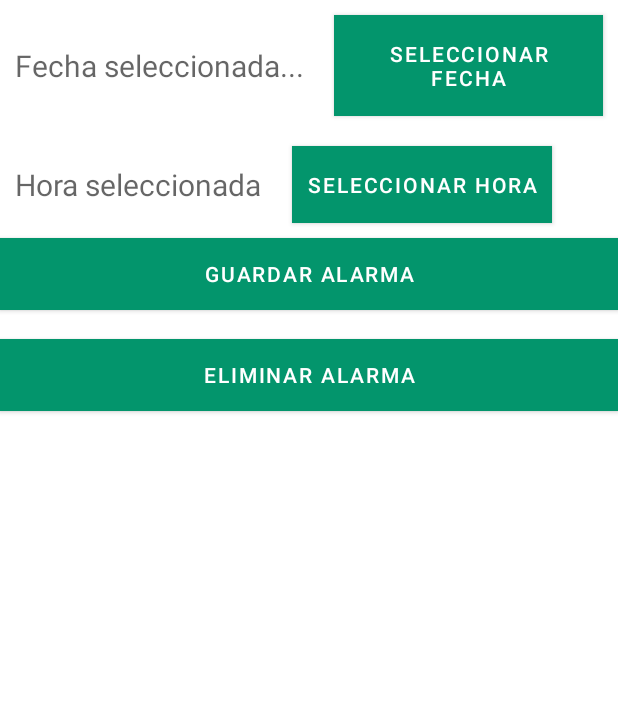
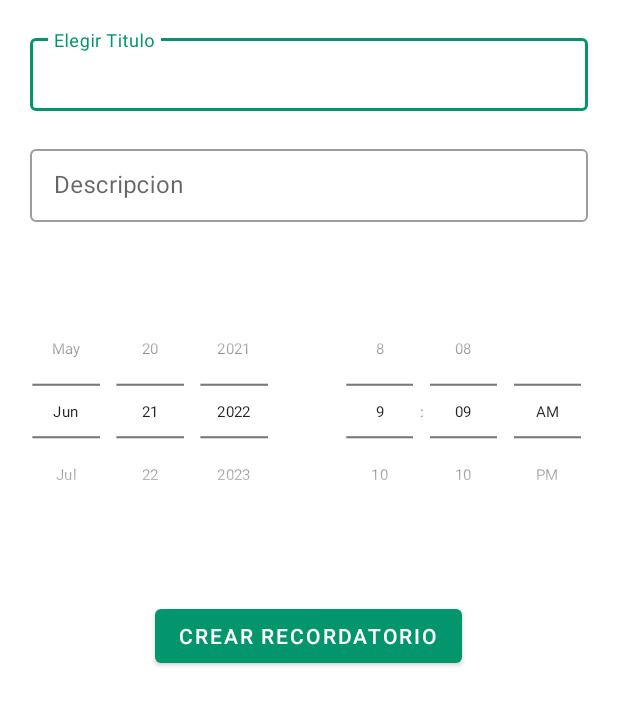
Before and after one commit to Brayancito2503/BMI, an Android app: the Activity_Recordatorio screen opened directly, with no data from a screen before it, on a phone screen of 412 x 824 dp. Shown: the top 705 px of the screen. Run offline under Robolectric (Android 15) with nearby library versions, the phone set to English and light mode, and no system bars.

Commit message:
Recordatorios creados

```diff
--- a/app/src/main/java/com/example/pesoapp/View/Activity_Recordatorio.kt
+++ b/app/src/main/java/com/example/pesoapp/View/Activity_Recordatorio.kt
@@ -1,12 +1,94 @@
 package com.example.pesoapp.View
 
+import android.app.*
+import android.content.Context
+import android.content.Intent
+import android.os.Build
 import androidx.appcompat.app.AppCompatActivity
 import android.os.Bundle
-import com.example.pesoapp.R
+import androidx.annotation.RequiresApi
+import com.example.pesoapp.databinding.ActivityRecordatorioBinding
+import java.util.*
 
 class Activity_Recordatorio : AppCompatActivity() {
-    override fun onCreate(savedInstanceState: Bundle?) {
+   private lateinit var binding : ActivityRecordatorioBinding
+
+    @RequiresApi(Build.VERSION_CODES.O)
+    override fun onCreate(savedInstanceState: Bundle?)
+    {
         super.onCreate(savedInstanceState)
-        setContentView(R.layout.activity_recordatorio)
+        binding = ActivityRecordatorioBinding.inflate(layoutInflater)
+        setContentView(binding.root)
+
+        createNotificationChannel()
+        binding.submitButton.setOnClickListener { scheduleNotification() }
+    }
+
+    @RequiresApi(Build.VERSION_CODES.M)
+    private fun scheduleNotification()
+    {
+        val intent = Intent(applicationContext, Notification::class.java)
+        val title = binding.titleET.text.toString()
+        val message = binding.messageET.text.toString()
+        intent.putExtra(titleExtra, title)
+        intent.putExtra(messageExtra, message)
+
+        val pendingIntent = PendingIntent.getBroadcast(
+            applicationContext,
+            notificationID,
+            intent,
+            PendingIntent.FLAG_IMMUTABLE or PendingIntent.FLAG_UPDATE_CURRENT
+        )
+
+        val alarmManager = getSystemService(Context.ALARM_SERVICE) as AlarmManager
+        val time = getTime()
+        alarmManager.setExactAndAllowWhileIdle(
+            AlarmManager.RTC_WAKEUP,
+            time,
+            pendingIntent
+        )
+        showAlert(time, title, message)
+    }
+
+    private fun showAlert(time: Long, title: String, message: String)
+    {
+        val date = Date(time)
+        val dateFormat = android.text.format.DateFormat.getLongDateFormat(applicationContext)
+        val timeFormat = android.text.format.DateFormat.getTimeFormat(applicationContext)
+
+        AlertDialog.Builder(this)
+            .setTitle("Notification Scheduled")
+            .setMessage(
+                "Title: " + title +
+                        "\nMessage: " + message +
+                        "\nAt: " + dateFormat.format(date) + " " + timeFormat.format(date))
+            .setPositiveButton("Okay"){_,_ ->}
+            .show()
+    }
+
+    @RequiresApi(Build.VERSION_CODES.M)
+    private fun getTime(): Long
+    {
+        val minute = binding.timePicker.minute
+        val hour = binding.timePicker.hour
+        val day = binding.datePicker.dayOfMonth
+        val month = binding.datePicker.month
+        val year = binding.datePicker.year
+
+        val calendar = Calendar.getInstance()
+        calendar.set(year, month, day, hour, minute)
+        return calendar.timeInMillis
+    }
+
+    @RequiresApi(Build.VERSION_CODES.O)
+    private fun createNotificationChannel()
+    {
+        val name = "Notif Channel"
+        val desc = "A Description of the Channel"
+        val importance = NotificationManager.IMPORTANCE_DEFAULT
+        val channel = NotificationChannel(channelID, name, importance)
+        channel.description = desc
+        val notificationManager = getSystemService(NOTIFICATION_SERVICE) as NotificationManager
+        notificationManager.createNotificationChannel(channel)
     }
 }
--- a/app/src/main/res/layout/activity_recordatorio.xml
+++ b/app/src/main/res/layout/activity_recordatorio.xml
@@ -7,78 +7,74 @@
     android:layout_height="match_parent"
     tools:context=".View.Activity_Recordatorio">
 
-        <LinearLayout
-            android:orientation="horizontal"
+    <com.google.android.material.textfield.TextInputLayout
+        android:layout_width="match_parent"
+        android:layout_height="wrap_content"
+        android:paddingHorizontal="20dp"
+        android:layout_marginTop="20dp"
+        style="@style/Widget.MaterialComponents.TextInputLayout.OutlinedBox.Dense">
+
+        <com.google.android.material.textfield.TextInputEditText
+            android:id="@+id/titleET"
             android:layout_width="match_parent"
-            android:layout_height="wrap_content">
+            android:layout_height="wrap_content"
+            android:hint="Elegir Titulo" />
 
-            <TextView
-                android:id="@+id/tv_fecha"
-                android:layout_width="wrap_content"
-                android:layout_height="wrap_content"
-                android:layout_gravity="center"
-                android:layout_margin="10dp"
-                android:hint="Fecha seleccionada..."
-                android:textColor="#000"
-                android:textSize="20dp"></TextView>
+    </com.google.android.material.textfield.TextInputLayout>
 
-            <Button
-                android:id="@+id/btn_selefecha"
-                android:layout_width="wrap_content"
-                android:layout_height="wrap_content"
-                android:layout_margin="10dp"
-                android:background="@color/design_default_color_primary_dark"
-                android:padding="10dp"
-                android:text="Seleccionar Fecha"
-                android:textColor="#fff">
-            </Button>
-        </LinearLayout>
+    <com.google.android.material.textfield.TextInputLayout
+        android:layout_width="match_parent"
+        android:layout_height="wrap_content"
+        android:paddingHorizontal="20dp"
+        android:layout_marginTop="20dp"
+        style="@style/Widget.MaterialComponents.TextInputLayout.OutlinedBox.Dense">
 
-        <LinearLayout
-            android:orientation="horizontal"
+        <com.google.android.material.textfield.TextInputEditText
+            android:id="@+id/messageET"
             android:layout_width="match_parent"
-            android:layout_height="wrap_content">
+            android:layout_height="wrap_content"
+            android:hint="Descripcion" />
 
-            <TextView
-                android:id="@+id/tv_hora"
-                android:layout_margin="10dp"
-                android:layout_gravity="center"
-                android:textSize="20dp"
-                android:hint="Hora seleccionada"
-                android:textColor="#000"
-                android:layout_width="wrap_content"
-                android:layout_height="wrap_content">
+    </com.google.android.material.textfield.TextInputLayout>
 
-            </TextView>
+    <LinearLayout
+        android:layout_width="match_parent"
+        android:layout_height="wrap_content"
+        android:layout_marginTop="20dp">
 
-            <Button
-                android:id="@+id/btn_selehora"
-                android:layout_width="wrap_content"
-                android:layout_height="wrap_content"
-                android:layout_margin="10dp"
-                android:background="@color/design_default_color_primary_dark"
-                android:padding="10dp"
-                android:text="Seleccionar Hora"
-                android:textColor="#fff">
-            </Button>
-        </LinearLayout>
+        <DatePicker
+            android:id="@+id/datePicker"
+            android:layout_width="0dp"
+            android:layout_weight="1"
+            android:layout_height="wrap_content"
+            android:datePickerMode="spinner"
+            android:calendarViewShown="false"
+            android:layout_gravity="center"
+            android:scaleY="0.7"
+            android:scaleX="0.7"
+            android:layout_marginLeft="-30dp"
+            android:layout_marginRight="-30dp"
+            />
+        <TimePicker
+            android:id="@+id/timePicker"
+            android:layout_width="0dp"
+            android:layout_weight="1"
+            android:layout_height="wrap_content"
+            android:timePickerMode="spinner"
+            android:layout_gravity="center"
+            android:scaleY="0.7"
+            android:scaleX="0.7"
+            android:layout_marginLeft="-30dp"
+            android:layout_marginRight="-30dp"/>
+    </LinearLayout>
 
-        <Button
-            android:id="@+id/btn_guardar"
-            android:text="Guardar Alarma"
-            android:background="@color/design_default_color_primary_dark"
-            android:layout_width="match_parent"
-            android:layout_height="wrap_content">
-        </Button>
-
-        <Button
-            android:layout_marginTop="19dp"
-            android:id="@+id/btn_eliminar"
-            android:text="Eliminar Alarma"
-            android:background="@color/design_default_color_primary_dark"
-            android:layout_width="match_parent"
-            android:layout_height="wrap_content">
-        </Button>
+    <Button
+        android:id="@+id/submitButton"
+        android:layout_marginTop="20dp"
+        android:layout_gravity="center"
+        android:text="Crear Recordatorio"
+        android:layout_width="wrap_content"
+        android:layout_height="wrap_content"/>
 
 
 
```
Also changed, not shown: app/src/main/AndroidManifest.xml (+10 -1 lines), app/src/main/java/com/example/pesoapp/View/Notification.kt (added, +29 -0 lines).
